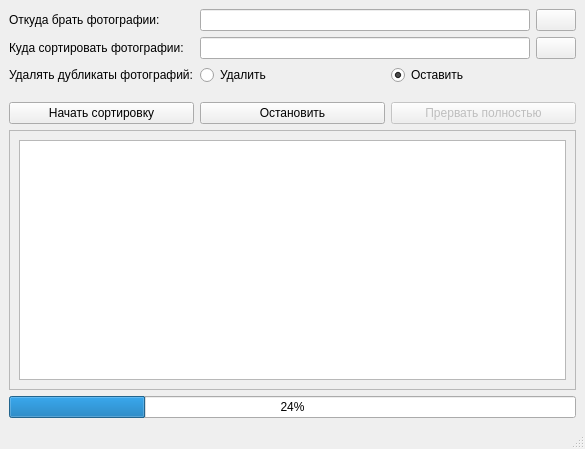
First picture: the form in mainwindow.ui, repository vazzorina/SortPhoto, before the edit.
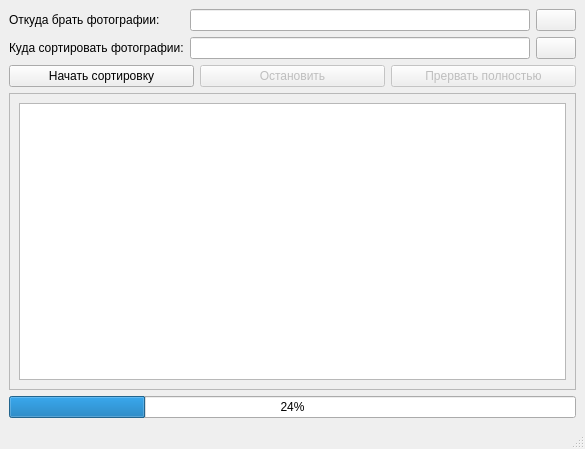
Second picture: the form after the edit. Icons and pictures are not drawn.

Commit message: REFACTOR: remove the logic of removing duplicates

```diff
--- a/mainwindow.ui
+++ b/mainwindow.ui
@@ -14,7 +14,7 @@
    <string>MainWindow</string>
   </property>
   <widget class="QWidget" name="centralwidget">
-   <layout class="QVBoxLayout" name="verticalLayout" stretch="1,0,3,1">
+   <layout class="QVBoxLayout" name="verticalLayout" stretch="0,0,3,1">
     <item>
      <layout class="QFormLayout" name="formLayout">
       <item row="0" column="0">
@@ -24,44 +24,6 @@
         </property>
        </widget>
       </item>
-      <item row="1" column="0">
-       <widget class="QLabel" name="label_path_sorted_catalog">
-        <property name="text">
-         <string>Куда сортировать фотографии:</string>
-        </property>
-       </widget>
-      </item>
-      <item row="2" column="0">
-       <widget class="QLabel" name="label_is_delete_duplicates">
-        <property name="text">
-         <string>Удалять дубликаты фотографий:</string>
-        </property>
-       </widget>
-      </item>
-      <item row="2" column="1">
-       <layout class="QHBoxLayout" name="horizontalLayout">
-        <item>
-         <widget class="QRadioButton" name="rbtn_delete_dublicates">
-          <property name="text">
-           <string>Удалить</string>
-          </property>
-          <property name="checked">
-           <bool>false</bool>
-          </property>
-         </widget>
-        </item>
-        <item>
-         <widget class="QRadioButton" name="rbtn_keep_dublicates">
-          <property name="text">
-           <string>Оставить</string>
-          </property>
-          <property name="checked">
-           <bool>true</bool>
-          </property>
-         </widget>
-        </item>
-       </layout>
-      </item>
       <item row="0" column="1">
        <layout class="QHBoxLayout" name="horizontalLayout_3">
         <item>
@@ -83,6 +45,13 @@
         </item>
        </layout>
       </item>
+      <item row="1" column="0">
+       <widget class="QLabel" name="label_path_sorted_catalog">
+        <property name="text">
+         <string>Куда сортировать фотографии:</string>
+        </property>
+       </widget>
+      </item>
       <item row="1" column="1">
        <layout class="QHBoxLayout" name="horizontalLayout_4">
         <item>
@@ -117,6 +86,9 @@
       </item>
       <item>
        <widget class="QPushButton" name="pbtn_stop">
+        <property name="enabled">
+         <bool>false</bool>
+        </property>
         <property name="text">
          <string>Остановить</string>
         </property>
@@ -145,7 +117,7 @@
          <x>0</x>
          <y>0</y>
          <width>565</width>
-         <height>228</height>
+         <height>258</height>
         </rect>
        </property>
        <layout class="QHBoxLayout" name="horizontalLayout_2">
```
The commit also changes 6 other files.
